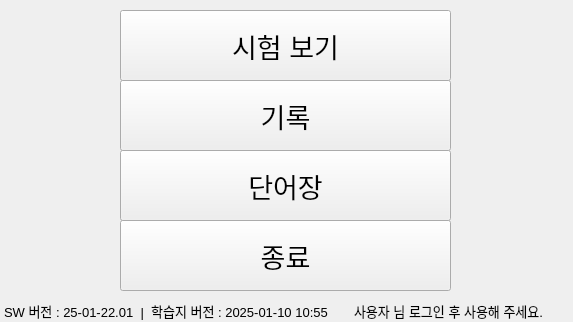
Above: Math_Books Review Pre_Test_App/UI_save/User_Menu_window.ui from gomtings/JeoninHighSchool before the change. Below: the same form after it.
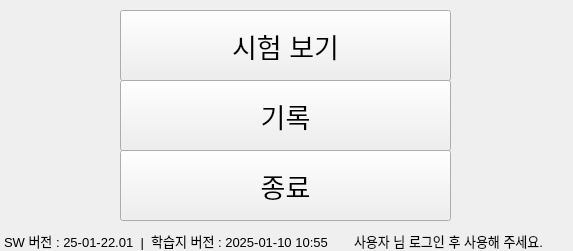
That is the form after the change.

```diff
--- a/Math_Books Review Pre_Test_App/UI_save/User_Menu_window.ui
+++ b/Math_Books Review Pre_Test_App/UI_save/User_Menu_window.ui
@@ -7,7 +7,7 @@
     <x>0</x>
     <y>0</y>
     <width>573</width>
-    <height>322</height>
+    <height>251</height>
    </rect>
   </property>
   <property name="windowTitle">
@@ -53,24 +53,6 @@
    <property name="geometry">
     <rect>
      <x>120</x>
-     <y>220</y>
-     <width>331</width>
-     <height>71</height>
-    </rect>
-   </property>
-   <property name="font">
-    <font>
-     <pointsize>20</pointsize>
-    </font>
-   </property>
-   <property name="text">
-    <string>종료</string>
-   </property>
-  </widget>
-  <widget class="QPushButton" name="note">
-   <property name="geometry">
-    <rect>
-     <x>120</x>
      <y>150</y>
      <width>331</width>
      <height>71</height>
@@ -82,14 +64,14 @@
     </font>
    </property>
    <property name="text">
-    <string>단어장</string>
+    <string>종료</string>
    </property>
   </widget>
   <widget class="QLabel" name="info">
    <property name="geometry">
     <rect>
      <x>350</x>
-     <y>300</y>
+     <y>230</y>
      <width>221</width>
      <height>21</height>
     </rect>
@@ -113,7 +95,7 @@
    <property name="geometry">
     <rect>
      <x>0</x>
-     <y>300</y>
+     <y>230</y>
      <width>351</width>
      <height>21</height>
     </rect>
```
